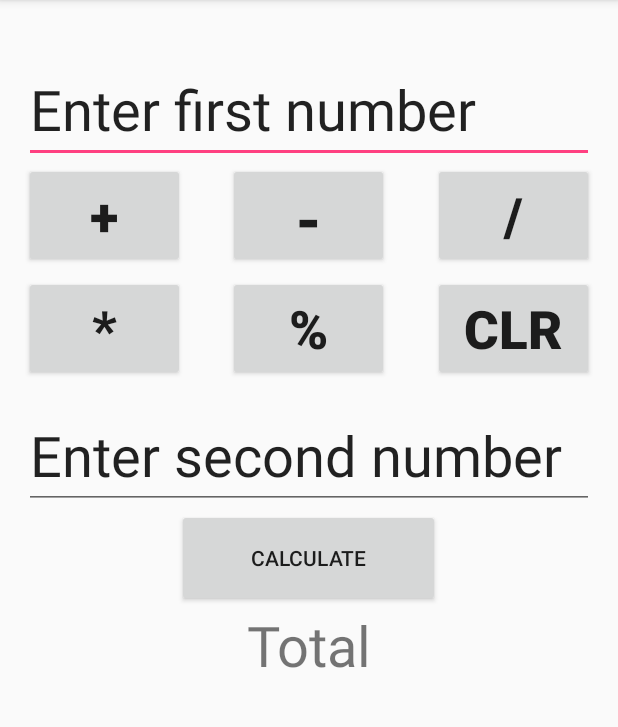
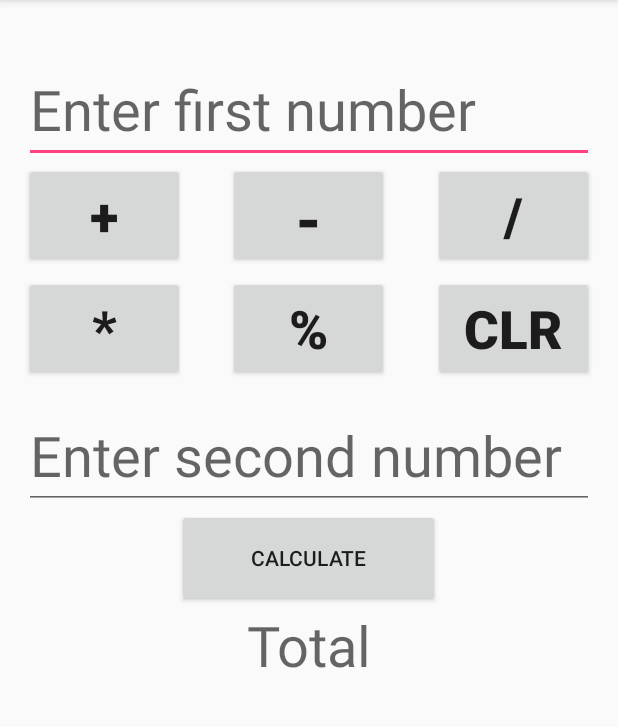
Before and after one commit to onkarganjewar/CMPE277, an Android app: the screen it shows after launch (MainActivity), on a phone screen of 412 x 824 dp, the part 84-811 px from its top. Run offline under Robolectric (Android 15) with nearby library versions, the light colour scheme and no system bars; 4 statements that could not run were skipped.

Commit message:
minor changes in activity_main.java

```diff
--- a/Lab01 - Basic Calculator/app/src/main/res/layout/activity_main.xml
+++ b/Lab01 - Basic Calculator/app/src/main/res/layout/activity_main.xml
@@ -17,7 +17,7 @@
     <EditText
         android:layout_width="wrap_content"
         android:layout_height="67dp"
-        android:text="Enter first number "
+        android:hint="Enter first number "
         android:id="@+id/digit1_textView"
         android:layout_marginTop="25dp"
         android:textSize="37dp"
@@ -28,7 +28,7 @@
     <EditText
         android:layout_width="wrap_content"
         android:layout_height="wrap_content"
-        android:text="Enter second number"
+        android:hint="Enter second number"
         android:id="@+id/digit2_textView"
         android:textSize="37dp"
         android:layout_marginTop="14dp"
@@ -39,7 +39,7 @@
     <TextView
         android:layout_width="wrap_content"
         android:layout_height="wrap_content"
-        android:text="Total"
+        android:hint="Total"
         android:id="@+id/totalTextView"
         android:textIsSelectable="true"
         android:textSize="37dp"
```
